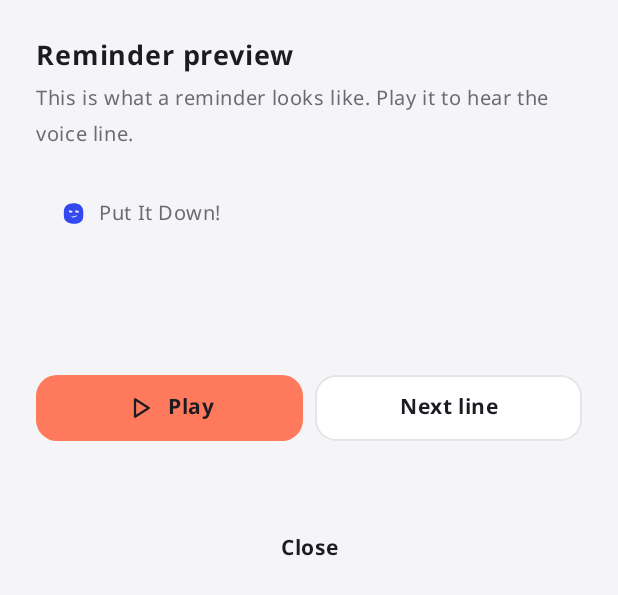
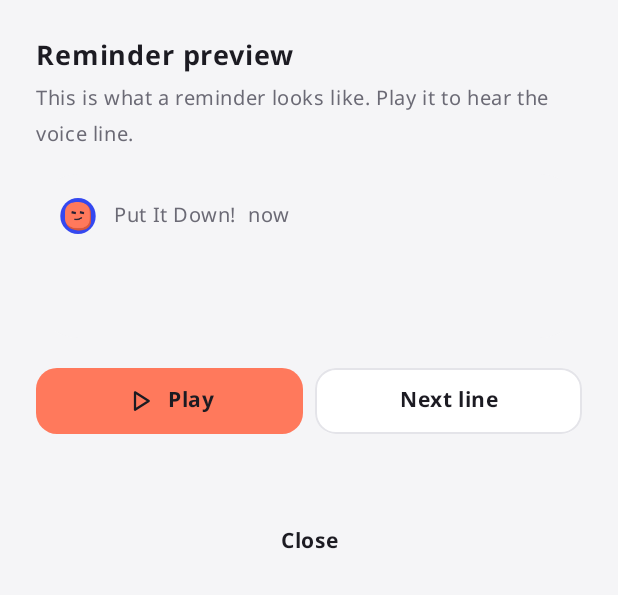
Before and after one commit to duckxy166/cs364-roast-app, an Android app: the layout pid_reminder_preview.xml on its own in the app's theme, with its tools: preview values and no code run, on a phone screen of 412 x 824 dp. Shown: the top 595 px of the screen. Run offline under Robolectric (Android 15) with nearby library versions, the phone set to English and light mode, and no system bars.

Commit message:
feat(ui): style reminder preview like a system notification
The preview sheet now shows a round app-icon tile, then "app name · now",
the counter, title and body, on a 28dp rounded card. The launcher face is
also scaled up (0.26 -> 0.30) so it fills the adaptive icon better.

Co-Authored-By: Claude Opus 5.5 <noreply@anthropic.com>

```diff
--- /dev/null
+++ b/app/src/main/res/drawable/pid_app_icon_tile.xml
@@ -0,0 +1,10 @@
+<?xml version="1.0" encoding="utf-8"?>
+<!-- The launcher icon as a circle (blue disc + face), like the app icon Android shows on a notification. -->
+<layer-list xmlns:android="http://schemas.android.com/apk/res/android">
+    <item>
+        <shape android:shape="oval">
+            <solid android:color="@color/pid_brand_blue" />
+        </shape>
+    </item>
+    <item android:drawable="@drawable/pid_logo" android:left="5dp" android:right="5dp" android:top="4.5dp" android:bottom="4.5dp" />
+</layer-list>
--- a/app/src/main/res/drawable/pid_logo_foreground.xml
+++ b/app/src/main/res/drawable/pid_logo_foreground.xml
@@ -1,7 +1,7 @@
 <?xml version="1.0" encoding="utf-8"?>
 <!-- Adaptive-icon foreground: the face scaled into the 66dp safe zone of the 108dp canvas. -->
 <vector xmlns:android="http://schemas.android.com/apk/res/android" android:width="108dp" android:height="108dp" android:viewportWidth="108" android:viewportHeight="108">
-    <group android:scaleX="0.26" android:scaleY="0.26" android:translateX="23.2" android:translateY="23.1">
+    <group android:scaleX="0.30" android:scaleY="0.30" android:translateX="18.45" android:translateY="18.3">
         <path android:fillColor="#D9573C" android:pathData="M35,107C33,50 70,25 121,25S209,47 209,110V148C209,196 180,218 128,218C73,218 34,195 34,148Z" />
         <path android:fillColor="#FF795C" android:pathData="M28,97C28,44 65,20 114,20S201,42 201,98V135C201,181 171,204 121,204C68,204 28,181 28,135Z" />
         <path android:fillColor="#252033" android:pathData="M75,84L104,89L102,105L73,100ZM132,84L161,89L159,105L130,100Z" />
--- a/app/src/main/res/drawable/pid_logo_monochrome.xml
+++ b/app/src/main/res/drawable/pid_logo_monochrome.xml
@@ -1,7 +1,7 @@
 <?xml version="1.0" encoding="utf-8"?>
 <!-- Themed-icon silhouette: face with eyes and mouth cut out. -->
 <vector xmlns:android="http://schemas.android.com/apk/res/android" android:width="108dp" android:height="108dp" android:viewportWidth="108" android:viewportHeight="108">
-    <group android:scaleX="0.26" android:scaleY="0.26" android:translateX="23.2" android:translateY="23.1">
+    <group android:scaleX="0.30" android:scaleY="0.30" android:translateX="18.45" android:translateY="18.3">
         <path android:fillColor="@android:color/white" android:fillType="evenOdd" android:pathData="M28,97C28,44 65,20 114,20S201,42 201,98V135C201,181 171,204 121,204C68,204 28,181 28,135ZM75,84L104,89L102,105L73,100ZM132,84L161,89L159,105L130,100ZM95,137Q121,142 141,127L145,135Q121,152 99,145Z" />
     </group>
 </vector>
--- /dev/null
+++ b/app/src/main/res/drawable/pid_notification_background.xml
@@ -0,0 +1,6 @@
+<?xml version="1.0" encoding="utf-8"?>
+<!-- System-notification-shaped card (large radius, like the Android shade) for the reminder preview. -->
+<shape xmlns:android="http://schemas.android.com/apk/res/android" android:shape="rectangle">
+    <solid android:color="@color/pid_background" />
+    <corners android:radius="28dp" />
+</shape>
--- a/app/src/main/res/layout/pid_reminder_preview.xml
+++ b/app/src/main/res/layout/pid_reminder_preview.xml
@@ -4,14 +4,16 @@
     <TextView android:id="@+id/pid_preview_title" android:layout_width="match_parent" android:layout_height="wrap_content" android:text="@string/pid_preview_title" android:textAppearance="@style/TextAppearance.PutItDown.Section" />
     <TextView android:id="@+id/pid_preview_note" android:layout_width="match_parent" android:layout_height="wrap_content" android:layout_marginTop="4dp" android:text="@string/pid_preview_note" android:textAppearance="@style/TextAppearance.PutItDown.Supporting" />
 
-    <LinearLayout android:layout_width="match_parent" android:layout_height="wrap_content" android:orientation="vertical" android:background="@drawable/pid_inset_background" android:padding="16dp" android:layout_marginTop="16dp">
+    <!-- Notification card, laid out like the Android shade: round app icon + "app · now" header, then title and text aligned under the header. -->
+    <LinearLayout android:layout_width="match_parent" android:layout_height="wrap_content" android:orientation="vertical" android:background="@drawable/pid_notification_background" android:padding="16dp" android:layout_marginTop="16dp">
         <LinearLayout android:layout_width="match_parent" android:layout_height="wrap_content" android:orientation="horizontal" android:gravity="center_vertical">
-            <ImageView android:layout_width="18dp" android:layout_height="18dp" android:src="@drawable/pid_ic_notification" app:tint="@color/pid_secondary" android:importantForAccessibility="no" />
-            <TextView android:id="@+id/pid_preview_app" android:layout_width="0dp" android:layout_weight="1" android:layout_height="wrap_content" android:layout_marginStart="8dp" android:text="@string/app_name" android:textAppearance="@style/TextAppearance.PutItDown.Supporting" />
-            <TextView android:id="@+id/pid_preview_counter" android:layout_width="wrap_content" android:layout_height="wrap_content" android:textAppearance="@style/TextAppearance.PutItDown.Supporting" />
+            <ImageView android:layout_width="24dp" android:layout_height="24dp" android:src="@drawable/pid_app_icon_tile" android:importantForAccessibility="no" />
+            <TextView android:id="@+id/pid_preview_app" android:layout_width="wrap_content" android:layout_height="wrap_content" android:layout_marginStart="12dp" android:text="@string/app_name" android:maxLines="1" android:ellipsize="end" android:textAppearance="@style/TextAppearance.PutItDown.Supporting" />
+            <TextView android:layout_width="0dp" android:layout_weight="1" android:layout_height="wrap_content" android:layout_marginStart="8dp" android:text="@string/pid_preview_now" android:maxLines="1" android:textAppearance="@style/TextAppearance.PutItDown.Supporting" />
+            <TextView android:id="@+id/pid_preview_counter" android:layout_width="wrap_content" android:layout_height="wrap_content" android:layout_marginStart="8dp" android:textAppearance="@style/TextAppearance.PutItDown.Supporting" />
         </LinearLayout>
-        <TextView android:id="@+id/pid_preview_notification_title" android:layout_width="match_parent" android:layout_height="wrap_content" android:layout_marginTop="12dp" android:textAppearance="@style/TextAppearance.PutItDown.Label" android:textStyle="bold" />
-        <TextView android:id="@+id/pid_preview_notification_body" android:layout_width="match_parent" android:layout_height="wrap_content" android:layout_marginTop="4dp" android:textAppearance="@style/TextAppearance.PutItDown.Body" android:accessibilityLiveRegion="polite" />
+        <TextView android:id="@+id/pid_preview_notification_title" android:layout_width="match_parent" android:layout_height="wrap_content" android:layout_marginStart="36dp" android:layout_marginTop="6dp" android:textAppearance="@style/TextAppearance.PutItDown.Label" android:textStyle="bold" />
+        <TextView android:id="@+id/pid_preview_notification_body" android:layout_width="match_parent" android:layout_height="wrap_content" android:layout_marginStart="36dp" android:layout_marginTop="2dp" android:textAppearance="@style/TextAppearance.PutItDown.Body" android:accessibilityLiveRegion="polite" />
     </LinearLayout>
 
     <LinearLayout android:layout_width="match_parent" android:layout_height="wrap_content" android:orientation="horizontal" android:layout_marginTop="16dp">
--- a/app/src/main/res/values/strings_pid_ui.xml
+++ b/app/src/main/res/values/strings_pid_ui.xml
@@ -84,4 +84,5 @@
   <string name="pid_preview_stop">Stop</string>
   <string name="pid_voice">Voice reminders</string>
   <string name="pid_voice_desc">Play a voice line with every reminder, at your alarm volume. Phones on silent or Do Not Disturb stay quiet.</string>
+  <string name="pid_preview_now">now</string>
 </resources>
```
Also changed, not shown: 1 other file.
